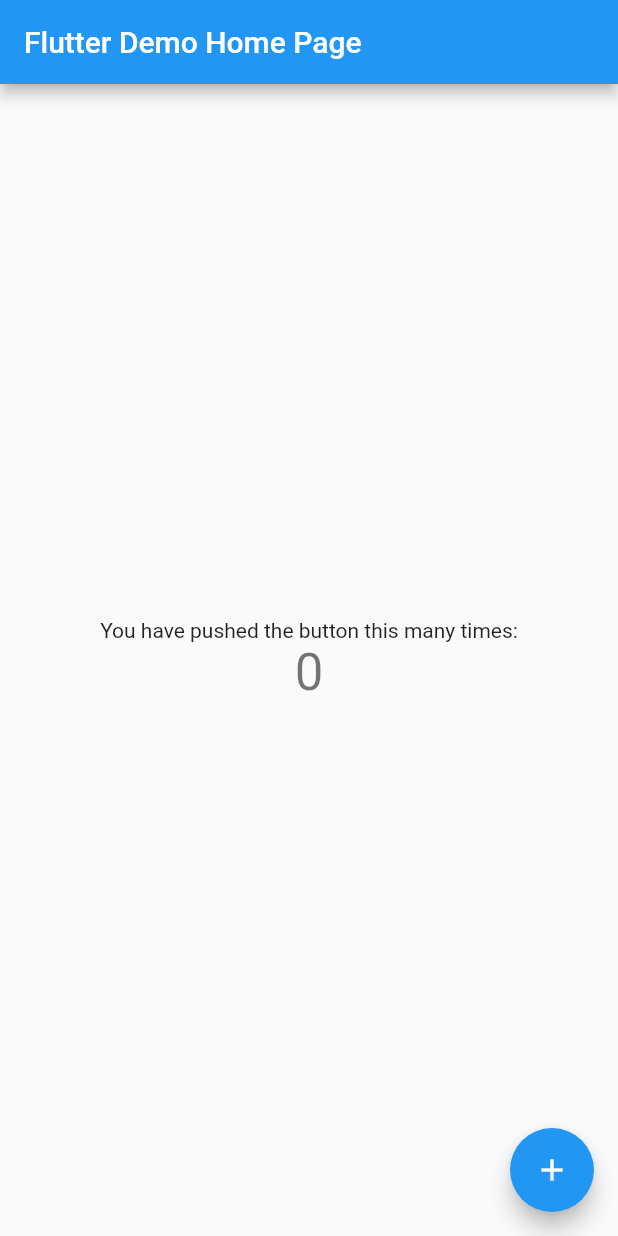
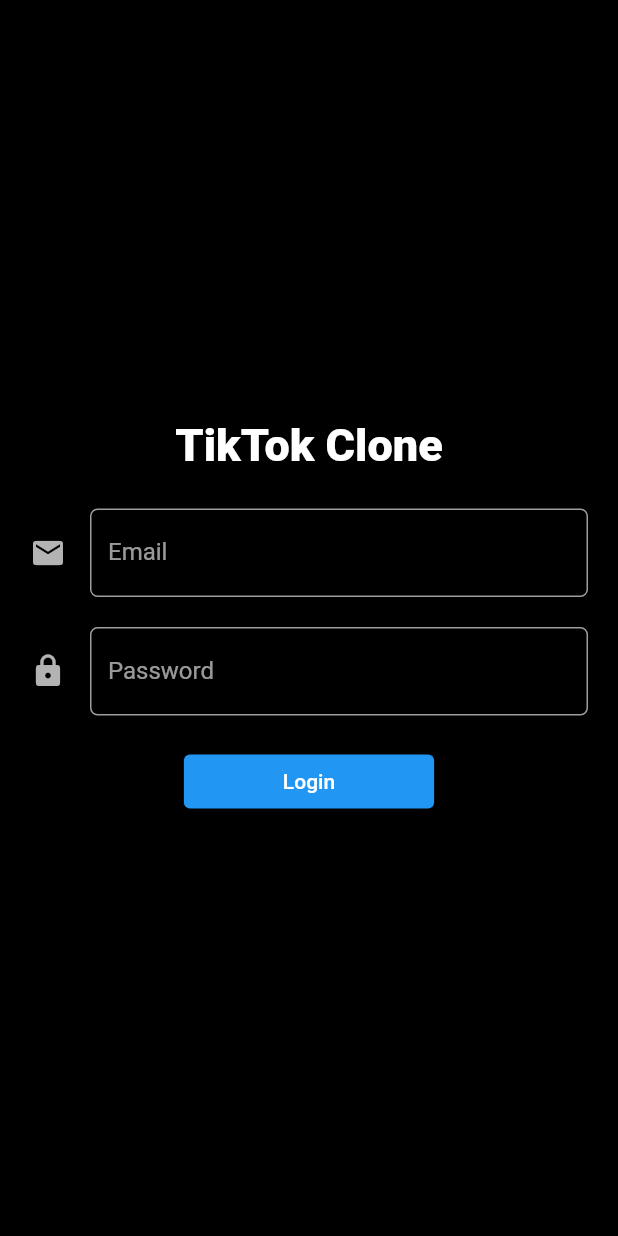
Before and after one commit to mdsomad/Tiktok-Clone-App, a Flutter app: the screen it shows after launch, on a phone screen of 412 x 824 dp. Run offline on Flutter 3.47's test engine with Material 2 defaults, Android fonts, the phone set to English and light mode, and no system bars; our stand-ins replace firebase_core; accounts and stored records are empty.

Commit message:
Login Screen Ui complete

```diff
--- /dev/null
+++ b/lib/constants.dart
@@ -0,0 +1,17 @@
+import 'package:flutter/material.dart';
+import 'dart:math';
+
+import 'package:flutter/material.dart';
+
+// getRandomColor() => Colors.primaries[Random().nextInt(Colors.primaries.length)];
+
+getRandomColor() => [
+  Colors.blueAccent,
+  Colors.redAccent,
+  Colors.greenAccent,
+][Random().nextInt(3)];
+
+// COLORS
+const backgroundColor = Colors.black;
+var buttonColor = Colors.red[400];
+const borderColor = Colors.grey;
--- a/lib/main.dart
+++ b/lib/main.dart
@@ -1,6 +1,11 @@
 import 'package:firebase_core/firebase_core.dart';
 import 'package:flutter/material.dart';
+import 'package:tiktok_clone/constants.dart';
 import 'package:tiktok_clone/firebase_options.dart';
+import 'package:tiktok_clone/view/screen/auth/login_Screen.dart';
+
+
+
 
 void main()async{
   WidgetsFlutterBinding.ensureInitialized();
@@ -13,109 +18,14 @@ void main()async{
 class MyApp extends StatelessWidget {
   const MyApp({super.key});
 
-  // This widget is the root of your application.
   @override
   Widget build(BuildContext context) {
     return MaterialApp(
       title: 'Flutter Demo',
-      theme: ThemeData(
-        // This is the theme of your application.
-        //
-        // Try running your application with "flutter run". You'll see the
-        // application has a blue toolbar. Then, without quitting the app, try
-        // changing the primarySwatch below to Colors.green and then invoke
-        // "hot reload" (press "r" in the console where you ran "flutter run",
-        // or simply save your changes to "hot reload" in a Flutter IDE).
-        // Notice that the counter didn't reset back to zero; the application
-        // is not restarted.
-        primarySwatch: Colors.blue,
+      theme:  ThemeData.dark().copyWith(
+        scaffoldBackgroundColor: backgroundColor
       ),
-      home: const MyHomePage(title: 'Flutter Demo Home Page'),
+      home:LoginScreen(),
     );
   }
 }
-
-class MyHomePage extends StatefulWidget {
-  const MyHomePage({super.key, required this.title});
-
-  // This widget is the home page of your application. It is stateful, meaning
-  // that it has a State object (defined below) that contains fields that affect
-  // how it looks.
-
-  // This class is the configuration for the state. It holds the values (in this
-  // case the title) provided by the parent (in this case the App widget) and
-  // used by the build method of the State. Fields in a Widget subclass are
-  // always marked "final".
-
-  final String title;
-
-  @override
-  State<MyHomePage> createState() => _MyHomePageState();
-}
-
-class _MyHomePageState extends State<MyHomePage> {
-  int _counter = 0;
-
-  void _incrementCounter() {
-    setState(() {
-      // This call to setState tells the Flutter framework that something has
-      // changed in this State, which causes it to rerun the build method below
-      // so that the display can reflect the updated values. If we changed
-      // _counter without calling setState(), then the build method would not be
-      // called again, and so nothing would appear to happen.
-      _counter++;
-    });
-  }
-
-  @override
-  Widget build(BuildContext context) {
-    // This method is rerun every time setState is called, for instance as done
-    // by the _incrementCounter method above.
-    //
-    // The Flutter framework has been optimized to make rerunning build methods
-    // fast, so that you can just rebuild anything that needs updating rather
-    // than having to individually change instances of widgets.
-    return Scaffold(
-      appBar: AppBar(
-        // Here we take the value from the MyHomePage object that was created by
-        // the App.build method, and use it to set our appbar title.
-        title: Text(widget.title),
-      ),
-      body: Center(
-        // Center is a layout widget. It takes a single child and positions it
-        // in the middle of the parent.
-        child: Column(
-          // Column is also a layout widget. It takes a list of children and
-          // arranges them vertically. By default, it sizes itself to fit its
-          // children horizontally, and tries to be as tall as its parent.
-          //
-          // Invoke "debug painting" (press "p" in the console, choose the
-          // "Toggle Debug Paint" action from the Flutter Inspector in Android
-          // Studio, or the "Toggle Debug Paint" command in Visual Studio Code)
-          // to see the wireframe for each widget.
-          //
-          // Column has various properties to control how it sizes itself and
-          // how it positions its children. Here we use mainAxisAlignment to
-          // center the children vertically; the main axis here is the vertical
-          // axis because Columns are vertical (the cross axis would be
-          // horizontal).
-          mainAxisAlignment: MainAxisAlignment.center,
-          children: <Widget>[
-            const Text(
-              'You have pushed the button this many times:',
-            ),
-            Text(
-              '$_counter',
-              style: Theme.of(context).textTheme.headlineMedium,
-            ),
-          ],
-        ),
-      ),
-      floatingActionButton: FloatingActionButton(
-        onPressed: _incrementCounter,
-        tooltip: 'Increment',
-        child: const Icon(Icons.add),
-      ), // This trailing comma makes auto-formatting nicer for build methods.
-    );
-  }
-}
--- /dev/null
+++ b/lib/view/screen/auth/login_Screen.dart
@@ -0,0 +1,94 @@
+import 'package:flutter/cupertino.dart';
+import 'package:flutter/material.dart';
+import 'package:tiktok_clone/view/widgets/glitch.dart';
+import '../../widgets/text_input.dart';
+
+
+
+
+class LoginScreen extends StatelessWidget {
+  LoginScreen({Key? key}) : super(key: key);
+  TextEditingController _emailController = new TextEditingController();
+  TextEditingController _passwordController = new TextEditingController();
+
+  @override
+  Widget build(BuildContext context) {
+    return Scaffold(
+      body: Container(
+        alignment: Alignment.center,
+
+        //* const - Constant - Value - String , Int  - Fix Rahega  - Use Karna
+
+        child: Column(
+          mainAxisAlignment: MainAxisAlignment.center,
+          children: [
+
+
+            GlithEffect(
+                child: const Text(
+              "TikTok Clone",
+              style: TextStyle(fontWeight: FontWeight.w900, fontSize: 30),
+            )),
+
+          //!  const SizedBox(
+          //!     height: 25,
+          // !  ),
+
+          25.ph,
+
+            Container(
+              margin: EdgeInsets.symmetric(horizontal: 20),
+              child: TextInputField(
+                controller: _emailController,
+                myLabelText: "Email",
+                myIcon: Icons.email,
+              ),
+            ),
+
+          // ! const SizedBox(
+          // !    height: 20,
+          //!   ),
+
+            20.ph,
+
+
+            Container(
+              margin: EdgeInsets.symmetric(horizontal: 20),
+              child: TextInputField(
+                controller: _passwordController,
+                myLabelText: "Password",
+                myIcon: Icons.lock,
+                toHide: true,
+              ),
+            ),
+
+            20.ph,
+
+
+            ElevatedButton(
+                onPressed: () {},
+                child: Container(
+                    padding: EdgeInsets.symmetric(horizontal: 50, vertical: 10),
+                    child: Text("Login")
+                )
+             )
+
+
+
+
+          ],
+        ),
+      ),
+    );
+  }
+}
+
+
+
+
+
+//TODO Only One Create SizedBox extension
+extension Padding on num {
+  SizedBox get  ph => SizedBox(height: toDouble());
+  SizedBox get  pw => SizedBox(width: toDouble());
+}
--- /dev/null
+++ b/lib/view/widgets/glitch.dart
@@ -0,0 +1,191 @@
+import 'dart:async';
+import 'dart:math' as math;
+import 'package:flutter/material.dart';
+import 'package:tiktok_clone/constants.dart';
+
+
+
+
+
+class GlithEffect extends StatefulWidget {
+  final Widget child;
+  GlithEffect({required this.child});
+
+  @override
+  _GlithEffectState createState() => _GlithEffectState();
+}
+
+class _GlithEffectState extends State<GlithEffect> with SingleTickerProviderStateMixin {
+  late GlitchController _controller;
+  late Timer _timer;
+
+  @override
+  void initState() {
+    _controller = GlitchController(
+      duration: Duration(
+        milliseconds: 400,
+      ),
+    );
+
+    _timer = Timer.periodic(
+      Duration(seconds: 3),
+      (_) {
+        _controller
+          ..reset()
+          ..forward();
+      },
+    );
+    super.initState();
+  }
+
+  @override
+  void dispose() {
+    super.dispose();
+    _timer.cancel();
+    _controller.dispose();
+  }
+
+  @override
+  Widget build(BuildContext context) {
+    return AnimatedBuilder(
+        animation: _controller,
+        builder: (_, __) {
+          var color = getRandomColor().withOpacity(0.5);
+          if (!_controller.isAnimating) {
+            return widget.child;
+          }
+          return Stack(
+            children: [
+              if (random.nextBool()) _clipedChild,
+              Transform.translate(
+                offset: randomOffset,
+                child: ShaderMask(
+                  shaderCallback: (Rect bounds) {
+                    return LinearGradient(
+                      colors: <Color>[
+                        color,
+                        color,
+                      ],
+                    ).createShader(bounds);
+                  },
+                  blendMode: BlendMode.srcATop,
+                  child: _clipedChild,
+                ),
+              ),
+            ],
+          );
+        });
+  }
+
+  Offset get randomOffset => Offset(
+        (random.nextInt(10) - 5).toDouble(),
+        (random.nextInt(10) - 5).toDouble(),
+      );
+  Widget get _clipedChild => ClipPath(
+        clipper: GlitchClipper(),
+        child: widget.child,
+      );
+}
+
+var random = math.Random();
+
+class GlitchClipper extends CustomClipper<Path> {
+  final deltaMax = 15;
+  final min = 3;
+
+  @override
+  getClip(Size size) {
+    var path = Path();
+    var y = randomStep;
+    while (y < size.height) {
+      var yRandom = randomStep;
+      var x = randomStep;
+
+      while (x < size.width) {
+        var xRandom = randomStep;
+        path.addRect(
+          Rect.fromPoints(
+            Offset(x, y.toDouble()),
+            Offset(x + xRandom, y + yRandom),
+          ),
+        );
+        x += randomStep * 2;
+      }
+      y += yRandom;
+    }
+
+    path.close();
+    return path;
+  }
+
+  double get randomStep => min + random.nextInt(deltaMax).toDouble();
+
+  @override
+  bool shouldReclip(covariant CustomClipper oldClipper) => true;
+}
+
+class GlitchController extends Animation<int>
+    with
+        AnimationEagerListenerMixin,
+        AnimationLocalListenersMixin,
+        AnimationLocalStatusListenersMixin {
+  GlitchController({
+    required this.duration,
+  });
+
+  late Duration duration;
+  late List<Timer> _timers = [];
+  late bool isAnimating = false;
+
+  forward() {
+    isAnimating = true;
+    var oneStep = (duration.inMicroseconds / 3).round();
+    _status = AnimationStatus.forward;
+    _timers = [
+      Timer(
+        Duration(microseconds: oneStep),
+        () => setValue(1),
+      ),
+      Timer(
+        Duration(microseconds: oneStep * 2),
+        () => setValue(2),
+      ),
+      Timer(
+        Duration(microseconds: oneStep * 3),
+        () => setValue(3),
+      ),
+      Timer(
+        Duration(microseconds: oneStep * 4),
+        () {
+          _status = AnimationStatus.completed;
+          isAnimating = false;
+          notifyListeners();
+        },
+      ),
+    ];
+  }
+
+  setValue(value) {
+    _value = value;
+    notifyListeners();
+  }
+
+  reset() {
+    _status = AnimationStatus.dismissed;
+    _value = 0;
+  }
+
+  @override
+  void dispose() {
+    _timers.forEach((timer) => timer.cancel());
+    super.dispose();
+  }
+
+  @override
+  AnimationStatus get status => _status;
+  late AnimationStatus _status;
+
+  @override
+  int get value => _value;
+  late int _value;
+}
--- /dev/null
+++ b/lib/view/widgets/text_input.dart
@@ -0,0 +1,51 @@
+import 'package:flutter/material.dart';
+import '../../constants.dart';
+
+
+
+
+
+class TextInputField extends StatelessWidget {
+  //* final - Jab Aapko Pata ho ki ye ab change nahi hoga - const But Widgets/Methods Ke Liye
+  final TextEditingController controller;
+  final IconData myIcon;
+  final String myLabelText;
+  final bool toHide;
+
+  TextInputField({
+    Key? key,
+    required this.controller,
+    required this.myIcon,
+    required this.myLabelText,
+    this.toHide = false,
+  }) : super(key: key);
+
+  @override
+  Widget build(BuildContext context) {
+    return TextField(
+      obscureText: toHide,
+      controller: controller,
+      decoration: InputDecoration(
+        icon: Icon(myIcon),
+        labelText: myLabelText,
+
+        enabledBorder: OutlineInputBorder(
+            borderRadius: BorderRadius.circular(5),
+            borderSide: const BorderSide(
+              color: borderColor,
+            )),
+
+
+        focusedBorder: OutlineInputBorder(
+          borderRadius: BorderRadius.circular(5),
+          borderSide: const BorderSide(
+            color: borderColor,
+          ),
+        ),
+
+
+
+      ),
+    );
+  }
+}
```
Also changed, not shown: 1 other file.
